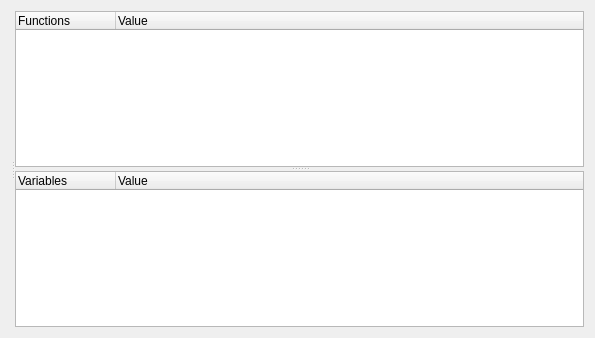
First picture: the form in src/mainwindow.ui, repository KDE/abakus, before the edit.
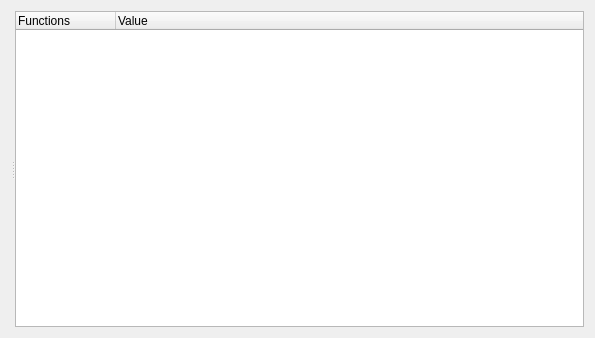
Second picture: the form after the edit. Custom widgets are drawn as their Qt base class.

Commit message: ported variable view to qml

Patch:
```diff
--- a/src/mainwindow.ui
+++ b/src/mainwindow.ui
@@ -57,27 +57,6 @@
         </property>
        </column>
       </widget>
-      <widget class="VariableListView" name="varList">
-       <property name="rootIsDecorated">
-        <bool>false</bool>
-       </property>
-       <property name="uniformRowHeights">
-        <bool>true</bool>
-       </property>
-       <property name="itemsExpandable">
-        <bool>false</bool>
-       </property>
-       <column>
-        <property name="text">
-         <string>Variables</string>
-        </property>
-       </column>
-       <column>
-        <property name="text">
-         <string>Value</string>
-        </property>
-       </column>
-      </widget>
      </widget>
     </widget>
    </item>
@@ -89,11 +68,6 @@
    <extends>QTreeWidget</extends>
    <header>abakuslistview.h</header>
   </customwidget>
-  <customwidget>
-   <class>VariableListView</class>
-   <extends>QTreeWidget</extends>
-   <header>abakuslistview.h</header>
-  </customwidget>
  </customwidgets>
  <resources/>
  <connections/>
```
The commit also changes 12 other files.
